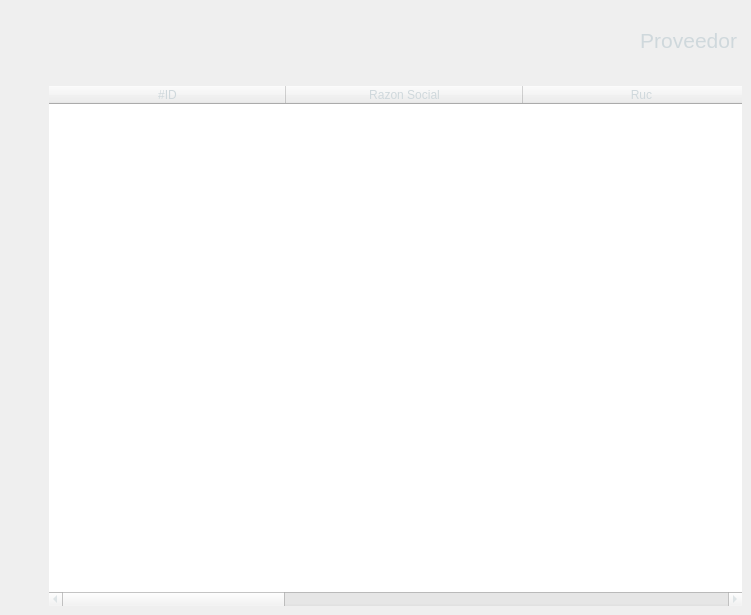
Qt form ui/proveedor_frame.ui (hm2206/strong_teeth) before a commit.
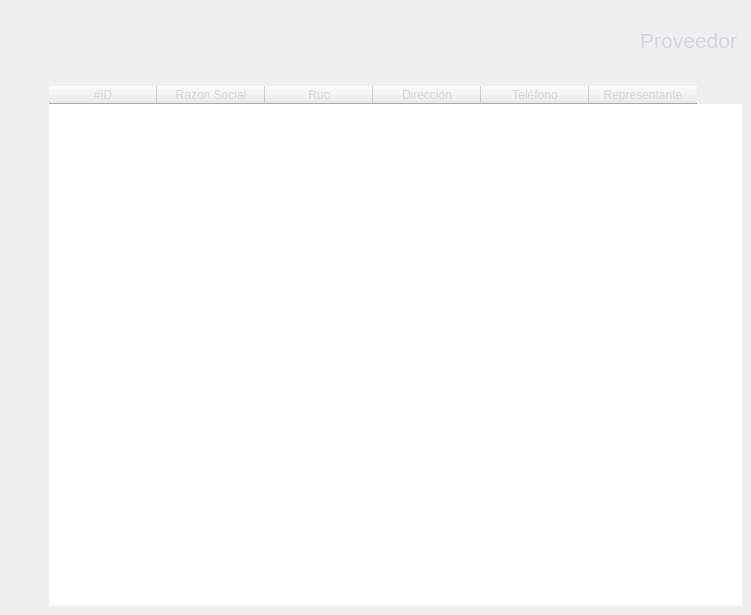
The same form after that commit. Icons and pictures are not drawn.

Patch:
```diff
--- a/ui/proveedor_frame.ui
+++ b/ui/proveedor_frame.ui
@@ -162,6 +162,9 @@
         <property name="sortingEnabled">
          <bool>true</bool>
         </property>
+        <property name="wordWrap">
+         <bool>true</bool>
+        </property>
         <property name="cornerButtonEnabled">
          <bool>false</bool>
         </property>
@@ -177,12 +180,21 @@
         <attribute name="horizontalHeaderCascadingSectionResizes">
          <bool>false</bool>
         </attribute>
+        <attribute name="horizontalHeaderMinimumSectionSize">
+         <number>108</number>
+        </attribute>
         <attribute name="horizontalHeaderDefaultSectionSize">
-         <number>237</number>
+         <number>108</number>
+        </attribute>
+        <attribute name="horizontalHeaderHighlightSections">
+         <bool>false</bool>
         </attribute>
         <attribute name="horizontalHeaderShowSortIndicator" stdset="0">
          <bool>true</bool>
         </attribute>
+        <attribute name="horizontalHeaderStretchLastSection">
+         <bool>false</bool>
+        </attribute>
         <attribute name="verticalHeaderVisible">
          <bool>true</bool>
         </attribute>
```
Left out of the diff: 3 changed lines with no effect on the pictures.
